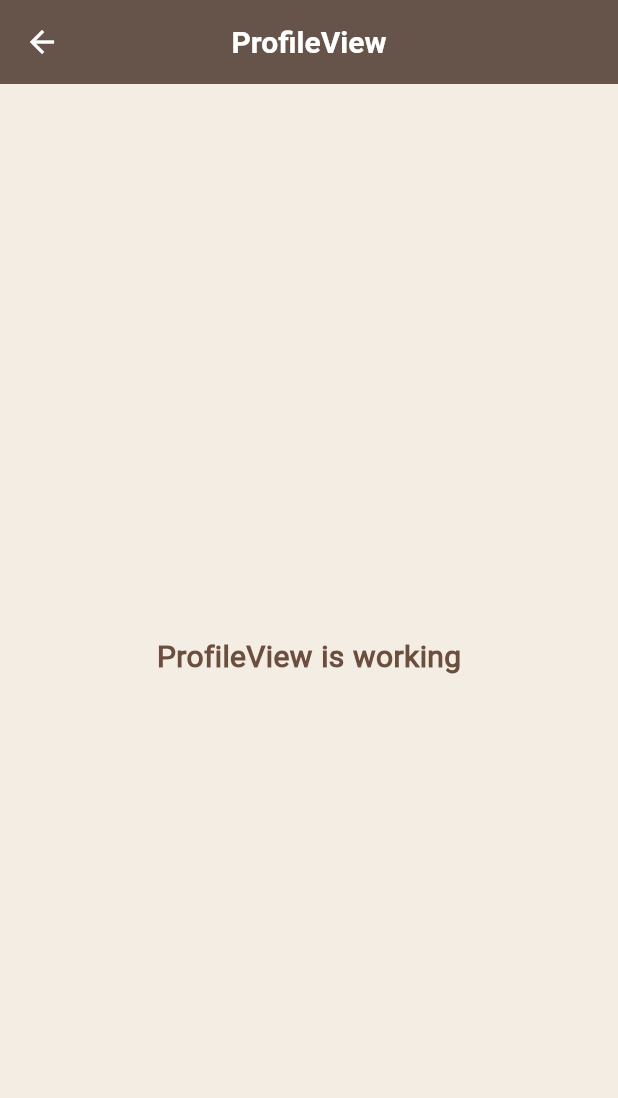
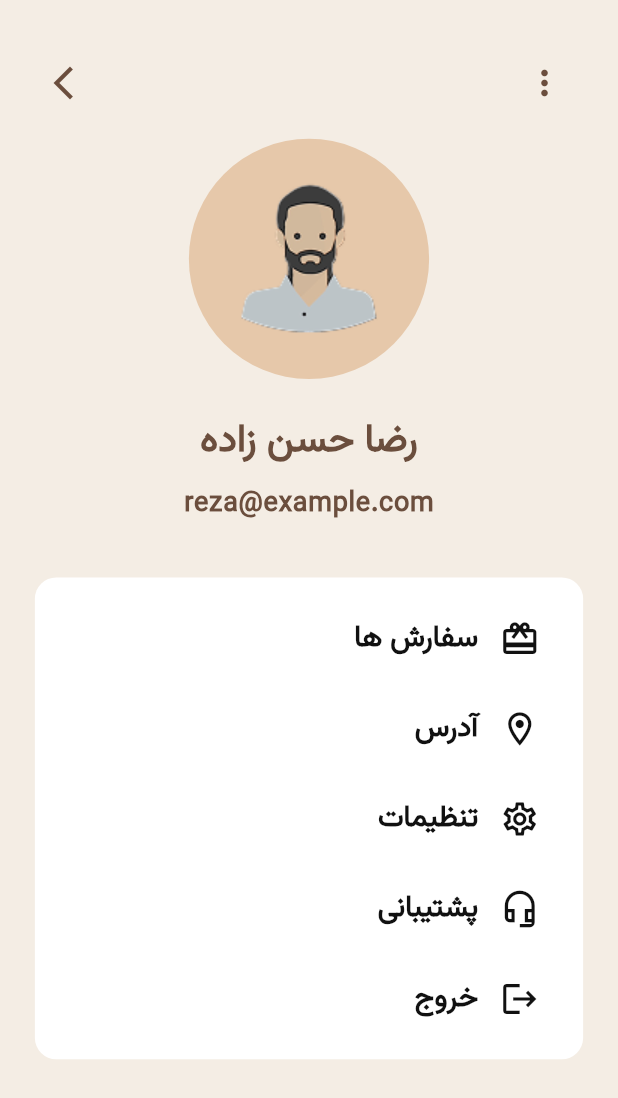
Before and after one commit to yk-254/coffee_store_app, a Flutter app: the ProfileView screen opened by its route, on a phone screen of 412 x 824 dp. Shown: the top 1098 px of the screen. Run offline on Flutter 3.47's test engine with Material 3 defaults, Android fonts, the phone set to English and light mode, and no system bars; our stand-ins replace flutter_screenutil, get.

Commit message:
profile view done

```diff
--- a/lib/app/modules/home/views/home_view.dart
+++ b/lib/app/modules/home/views/home_view.dart
@@ -31,6 +31,12 @@ class HomeView extends GetView<HomeController> {
                 Get.toNamed('/product');
               },
             ),
+            ElevatedButton(
+              child: Text('پروفایل'),
+              onPressed: () {
+                Get.toNamed('/profile');
+              },
+            ),
           ],
         ),
       ),
--- a/lib/app/modules/profile/views/profile_view.dart
+++ b/lib/app/modules/profile/views/profile_view.dart
@@ -1,22 +1,126 @@
+import 'package:coffee_store_app/app/theme/app_theme.dart';
 import 'package:flutter/material.dart';
+import 'package:flutter_screenutil/flutter_screenutil.dart';
 
 import 'package:get/get.dart';
 
 import '../controllers/profile_controller.dart';
+import '../widgets/profile_tiles.dart';
 
 class ProfileView extends GetView<ProfileController> {
   const ProfileView({super.key});
   @override
   Widget build(BuildContext context) {
     return Scaffold(
-      appBar: AppBar(
-        title: const Text('ProfileView'),
-        centerTitle: true,
-      ),
-      body: const Center(
-        child: Text(
-          'ProfileView is working',
-          style: TextStyle(fontSize: 20),
+      body: Center(
+        child: Column(
+          children: [
+            Padding(
+              padding: EdgeInsets.only(
+                left: 26.w,
+                right: 26.w,
+                top: 35.h,
+                bottom: 15.h,
+              ),
+              child: Row(
+                mainAxisAlignment: MainAxisAlignment.spaceBetween,
+                children: [
+                  IconButton(
+                    onPressed: () {
+                      Get.back();
+                    },
+                    icon: Icon(
+                      Icons.arrow_back_ios,
+                      size: 30.sp,
+                      color: AppColors.primary,
+                    ),
+                  ),
+                  IconButton(
+                    onPressed: () {},
+                    icon: Icon(
+                      Icons.more_vert,
+                      size: 30.sp,
+                      color: AppColors.primary,
+                    ),
+                  ),
+                ],
+              ),
+            ),
+            Padding(
+              padding: EdgeInsets.only(top: 0.h, bottom: 25.h),
+              child: SizedBox(
+                height: 180.h,
+                width: 180.w,
+                child: CircleAvatar(
+                  backgroundColor: AppColors.third,
+                  child: Image.asset('assets/images/user/profile_male.png'),
+                ),
+              ),
+            ),
+            Text(
+              'رضا حسن زاده',
+              style: Theme.of(context).textTheme.titleMedium,
+            ),
+            SizedBox(height: 10.h),
+            Text(
+              'reza@example.com',
+              style: Theme.of(context).textTheme.bodyLarge,
+            ),
+            Padding(
+              padding: EdgeInsets.only(top: 35.h),
+              child: SizedBox(
+                width: Get.width - 40.w,
+                height: 370.h,
+                child: Card(
+                  elevation: 0,
+                  shape: RoundedRectangleBorder(
+                    borderRadius: BorderRadiusGeometry.all(
+                      Radius.circular(16.r),
+                    ),
+                  ),
+                  child: Column(
+                    mainAxisAlignment: MainAxisAlignment.center,
+                    children: [
+                      InkWell(
+                        onTap: () {},
+                        child: ProfileTiles(
+                          icon: Icons.redeem,
+                          text: 'سفارش ها',
+                        ),
+                      ),
+                      InkWell(
+                        onTap: () {},
+                        child: ProfileTiles(
+                          icon: Icons.location_on_outlined,
+                          text: 'آدرس',
+                        ),
+                      ),
+                      InkWell(
+                        onTap: () {},
+
+                        child: ProfileTiles(
+                          icon: Icons.settings_outlined,
+                          text: 'تنظیمات',
+                        ),
+                      ),
+                      InkWell(
+                        onTap: () {},
+
+                        child: ProfileTiles(
+                          icon: Icons.headset_mic_outlined,
+                          text: 'پشتیبانی',
+                        ),
+                      ),
+                      InkWell(
+                        onTap: () {},
+                        child: ProfileTiles(icon: Icons.logout, text: 'خروج'),
+                      ),
+                    ],
+                  ),
+                ),
+              ),
+            ),
+          ],
         ),
       ),
     );
--- /dev/null
+++ b/lib/app/modules/profile/widgets/profile_tiles.dart
@@ -0,0 +1,32 @@
+import 'package:flutter/material.dart';
+import 'package:flutter_screenutil/flutter_screenutil.dart';
+
+import '../../../theme/app_theme.dart';
+
+class ProfileTiles extends StatelessWidget {
+  final String text;
+  final IconData icon;
+  const ProfileTiles({super.key, required this.text, required this.icon});
+
+  @override
+  Widget build(BuildContext context) {
+    return Padding(
+      padding: EdgeInsets.symmetric(horizontal: 30.w, vertical: 18.h),
+      child: Row(
+        mainAxisAlignment: MainAxisAlignment.end,
+        children: [
+          Text(
+            text,
+            style: TextStyle(
+              color: AppColors.black,
+              fontSize: 22.sp,
+              fontWeight: FontWeight.bold,
+            ),
+          ),
+          SizedBox(width: 15.w),
+          Icon(icon, size: 30.sp, color: AppColors.black),
+        ],
+      ),
+    );
+  }
+}
--- a/lib/app/theme/app_theme.dart
+++ b/lib/app/theme/app_theme.dart
@@ -13,6 +13,7 @@ class AppColors {
   static const gradientStart = Color(0xFFD19F6C); // Accent gradient start
   static const gradientEnd = Color(0xFF6B4E3D); // Accent gradient end
   static const textButton = Color.fromARGB(255, 196, 129, 63);
+  static const black = Color.fromARGB(255, 17, 17, 17);
 }
 
 class AppTheme {
--- a/pubspec.yaml
+++ b/pubspec.yaml
@@ -63,6 +63,8 @@ flutter:
   assets:
     - assets/icons/
     - assets/images/products/
+    - assets/images/user/
+
     # - images/a_dot_ham.jpeg
 
   # An image asset can refer to one or more resolution-specific "variants", see
```
Also changed, not shown: assets/images/user/profile_male.png (added).
